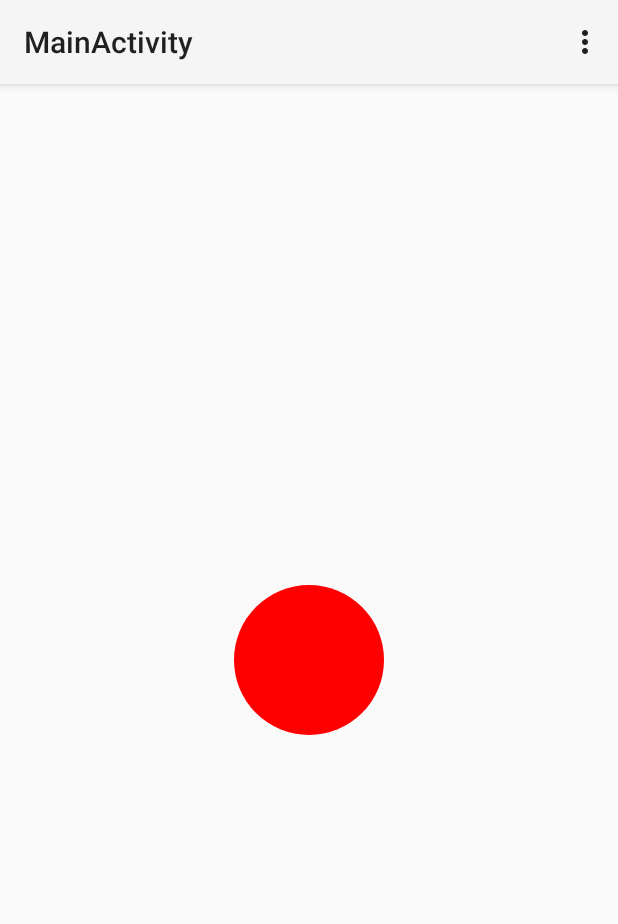
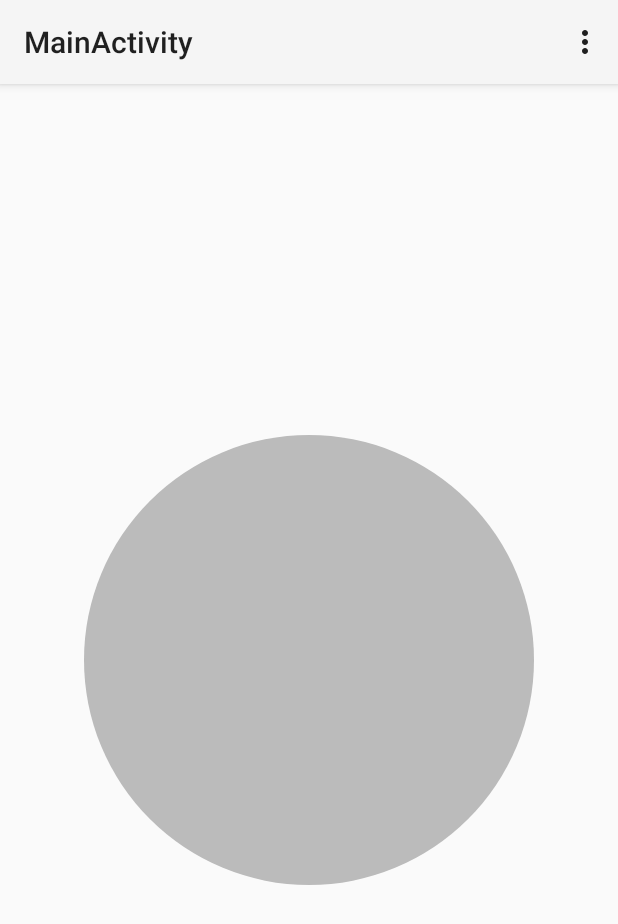
Before and after one commit to amorphid/android-click_on_the_floaty_bits, an Android app: the screen it shows after launch (MainActivity), on a phone screen of 412 x 824 dp. Shown: the top 924 px of the screen. Run offline under Robolectric (Android 15) with nearby library versions, the phone set to English and light mode, and no system bars.

Commit message:
Make circle larger w/ random color on start and click

```diff
--- a/app/src/main/AndroidManifest.xml
+++ b/app/src/main/AndroidManifest.xml
@@ -12,10 +12,8 @@
             android:label="@string/title_activity_main" >
             <intent-filter>
                 <action android:name="android.intent.action.MAIN" />
-
                 <category android:name="android.intent.category.LAUNCHER" />
             </intent-filter>
         </activity>
     </application>
-
 </manifest>
--- a/app/src/main/java/com/pope4president/clickonthefloatybits/MainActivity.java
+++ b/app/src/main/java/com/pope4president/clickonthefloatybits/MainActivity.java
@@ -1,9 +1,14 @@
 package com.pope4president.clickonthefloatybits;
 
 import android.app.Activity;
+import android.graphics.Color;
+import android.graphics.drawable.GradientDrawable;
 import android.os.Bundle;
 import android.view.Menu;
 import android.view.MenuItem;
+import android.view.View;
+
+import java.util.Random;
 
 
 public class MainActivity extends Activity {
@@ -13,9 +18,9 @@ public class MainActivity extends Activity {
         super.onCreate(savedInstanceState);
         setContentView(R.layout.activity_main);
 
-
+        View view = findViewById(R.id.circle);
+        setCircleBackGroundColor(view);
     }
-
 
     @Override
     public boolean onCreateOptionsMenu(Menu menu) {
@@ -38,4 +43,40 @@ public class MainActivity extends Activity {
 
         return super.onOptionsItemSelected(item);
     }
+
+    public String randomHexColor() {
+        char[] values = {
+                '0',
+                '1',
+                '2',
+                '3',
+                '4',
+                '5',
+                '6',
+                '7',
+                '8',
+                '9',
+                'a',
+                'b',
+                'c',
+                'd',
+                'e',
+                'f'
+        };
+
+        String color = "#";
+
+        for (int i = 0; i < 6; i += 1) {
+            Random random = new Random();
+            int num = random.nextInt(values.length);
+            color += values[num];
+        }
+
+        return color;
+    }
+
+    public void setCircleBackGroundColor(View view) {
+        GradientDrawable shape = (GradientDrawable) view.getBackground();
+        shape.setColor(Color.parseColor(randomHexColor()));
+    }
 }
--- a/app/src/main/res/drawable/circle.xml
+++ b/app/src/main/res/drawable/circle.xml
@@ -3,5 +3,4 @@
     android:shape="oval"
     xmlns:android="http://schemas.android.com/apk/res/android"
     >
-    <solid android:color="#ff0000" />
 </shape>
--- a/app/src/main/res/layout/activity_main.xml
+++ b/app/src/main/res/layout/activity_main.xml
@@ -13,8 +13,9 @@
         android:background="@drawable/circle"
         android:id="@+id/circle"
         android:layout_centerInParent="true"
-        android:layout_width="100dp"
-        android:layout_height="100dp"
+        android:layout_width="300dp"
+        android:layout_height="300dp"
+        android:onClick="setCircleBackGroundColor"
         />
 
 </RelativeLayout>
```
